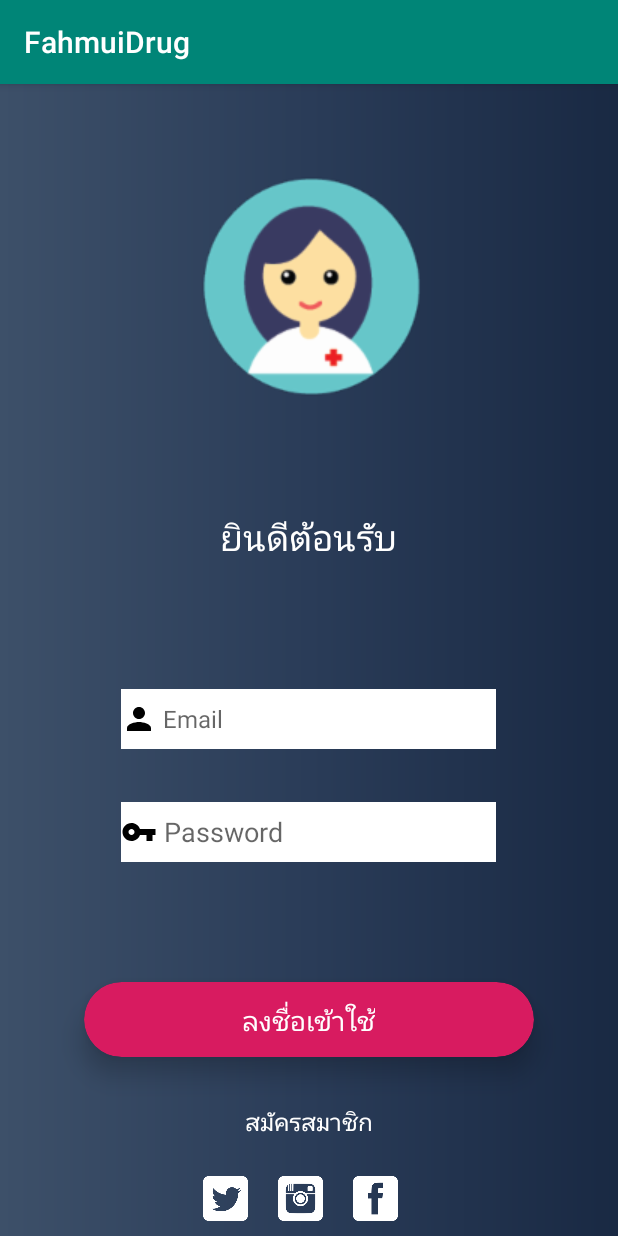
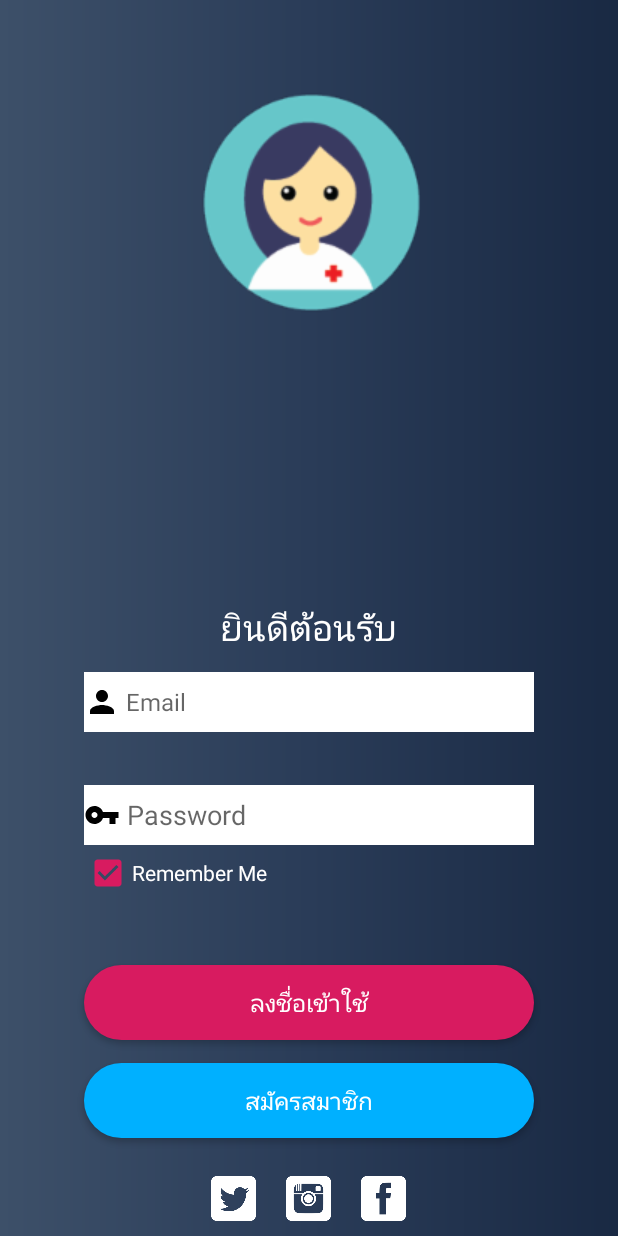
Before and after one commit to kittikunx/FahmuiDrug, an Android app: the screen it shows after launch (MainActivity before the commit, LoginActivity after it), on a phone screen of 412 x 824 dp. Run offline under Robolectric (Android 15) with nearby library versions, the phone set to English and light mode, and no system bars; our stand-ins replace Firebase (no records; nobody signed in at launch, a user with empty details on screens opened directly).

Commit message:
Login (new) => UI and Process

```diff
--- a/app/build.gradle
+++ b/app/build.gradle
@@ -25,6 +25,7 @@ dependencies {
     implementation 'androidx.appcompat:appcompat:1.1.0'
     implementation 'androidx.constraintlayout:constraintlayout:1.1.3'
     implementation 'com.google.firebase:firebase-database:19.2.0'
+    implementation 'com.google.firebase:firebase-auth:19.2.0'
     implementation 'com.android.support:cardview-v7:29.0.0'
     testImplementation 'junit:junit:4.12'
     androidTestImplementation 'androidx.test.ext:junit:1.1.1'
--- a/app/src/main/AndroidManifest.xml
+++ b/app/src/main/AndroidManifest.xml
@@ -9,13 +9,14 @@
         android:roundIcon="@mipmap/ic_launcher_round"
         android:supportsRtl="true"
         android:theme="@style/AppTheme">
-        <activity android:name=".MainActivity">
+        <activity android:name=".LoginActivity">
             <intent-filter>
                 <action android:name="android.intent.action.MAIN" />
 
                 <category android:name="android.intent.category.LAUNCHER" />
             </intent-filter>
         </activity>
+        <activity android:name=".MainActivity" />
     </application>
 
 </manifest>
--- /dev/null
+++ b/app/src/main/java/com/fahmuidrug/LoginActivity.java
@@ -0,0 +1,124 @@
+package com.fahmuidrug;
+
+import android.annotation.SuppressLint;
+import android.app.Activity;
+import android.content.Context;
+import android.content.Intent;
+import android.content.SharedPreferences;
+import android.os.Bundle;
+import android.view.View;
+import android.view.inputmethod.InputMethodManager;
+import android.widget.Button;
+import android.widget.CheckBox;
+import android.widget.EditText;
+import android.widget.ProgressBar;
+import android.widget.Toast;
+import androidx.annotation.NonNull;
+import androidx.appcompat.app.AppCompatActivity;
+
+import com.google.android.gms.tasks.OnCompleteListener;
+import com.google.android.gms.tasks.Task;
+import com.google.firebase.auth.AuthResult;
+import com.google.firebase.auth.FirebaseAuth;
+
+import java.util.Objects;
+
+@SuppressLint("Registered")
+public class LoginActivity extends AppCompatActivity {
+
+    private String email,password;
+    private SharedPreferences loginPreferences;
+    private SharedPreferences.Editor loginPrefsEditor;
+    private EditText emailInput,passwordInput;
+    private CheckBox rememberChk;
+    private ProgressBar logProgess;
+    private Button loginBtn,regBtn;
+    private FirebaseAuth mAuth ;
+    private Boolean saveLogin;
+
+    @SuppressLint("CommitPrefEdits")
+    @Override
+    protected void onCreate(Bundle savedInstanceState) {
+        super.onCreate(savedInstanceState);
+        setContentView(R.layout.activity_login);
+
+        //Get value by ID
+        loginBtn = (Button) findViewById(R.id.loginBtn);
+        regBtn = (Button) findViewById(R.id.regBtn);
+        emailInput = (EditText) findViewById(R.id.emailInput);
+        passwordInput = (EditText) findViewById(R.id.passwordInput);
+        rememberChk = (CheckBox) findViewById(R.id.rememberChk);
+        logProgess =  (ProgressBar) findViewById(R.id.logProgess);
+
+        //set default
+        mAuth = FirebaseAuth.getInstance();
+        logProgess.setVisibility(View.INVISIBLE);
+        loginPreferences = getSharedPreferences("loginPrefs", MODE_PRIVATE);
+        loginPrefsEditor = loginPreferences.edit();
+        saveLogin = loginPreferences.getBoolean("saveLogin", false);
+
+        if (saveLogin = true) {
+            emailInput.setText(loginPreferences.getString("email", ""));
+            passwordInput.setText(loginPreferences.getString("password", ""));
+            rememberChk.setChecked(true);
+        }
+
+        loginBtn.setOnClickListener(new View.OnClickListener() {
+            @Override
+            public void onClick(View v) {
+                InputMethodManager imm = (InputMethodManager)getSystemService(Context.INPUT_METHOD_SERVICE);
+                assert imm != null;
+                imm.hideSoftInputFromWindow(emailInput.getWindowToken(), 0);
+
+                email = emailInput.getText().toString();
+                password = passwordInput.getText().toString();
+
+                if (rememberChk.isChecked()) {
+                    loginPrefsEditor.putBoolean("saveLogin", true);
+                    loginPrefsEditor.putString("email", email);
+                    loginPrefsEditor.putString("password", password);
+                    loginPrefsEditor.apply();
+                } else {
+                    loginPrefsEditor.clear();
+                    loginPrefsEditor.commit();
+                }
+                signIn(email,password);
+            }
+        });
+    }
+
+    private void signIn(String email, String pass) {
+        logProgess.setVisibility(View.VISIBLE);
+        loginBtn.setVisibility(View.INVISIBLE);
+        regBtn.setVisibility(View.INVISIBLE);
+        mAuth.signInWithEmailAndPassword(email,pass).addOnCompleteListener(new OnCompleteListener<AuthResult>() {
+            @Override
+            public void onComplete(@NonNull Task<AuthResult> task) {
+                if(task.isSuccessful()){
+                    logProgess.setVisibility(View.INVISIBLE);
+                    loginBtn.setVisibility(View.VISIBLE);
+                    regBtn.setVisibility(View.VISIBLE);
+                    doSomethingElse();
+                }
+                else{
+
+                    showMessage(Objects.requireNonNull(task.getException()).getMessage());
+                    logProgess.setVisibility(View.INVISIBLE);
+                    loginBtn.setVisibility(View.VISIBLE);
+                    regBtn.setVisibility(View.VISIBLE);
+                }
+            }
+        });
+
+    }
+
+    public void doSomethingElse() {
+        startActivity(new Intent(LoginActivity.this, MainActivity.class));
+        LoginActivity.this.finish();
+    }
+
+    private void showMessage(String message) {
+        Toast.makeText(getApplicationContext(),message,Toast.LENGTH_LONG).show();
+    }
+
+}
--- a/app/src/main/java/com/fahmuidrug/MainActivity.java
+++ b/app/src/main/java/com/fahmuidrug/MainActivity.java
@@ -16,7 +16,7 @@ public class MainActivity extends AppCompatActivity {
     @Override
     protected void onCreate(Bundle savedInstanceState) {
         super.onCreate(savedInstanceState);
-        setContentView(R.layout.activity_main);
+        setContentView(R.layout.activity_home);
 
         FirebaseDatabase database = FirebaseDatabase.getInstance();
         DatabaseReference myRef = database.getReference("message");
--- a/app/src/main/java/com/fahmuidrug/controller/LoginController.java
+++ /dev/null
@@ -1,21 +0,0 @@
-package com.fahmuidrug.controller;
-
-import android.os.Bundle;
-import android.view.View;
-import android.widget.Button;
-import android.widget.EditText;
-import androidx.appcompat.app.AppCompatActivity;
-
-import com.fahmuidrug.R;
-
-public class LoginController extends AppCompatActivity {
-    private EditText logUser , logPass;
-    private Button btnlog,btnreg;
-
-    @Override
-    protected void onCreate(Bundle savedInstanceState) {
-        super.onCreate(savedInstanceState);
-        setContentView(R.layout.activity_main);
-
-    }
-}
--- /dev/null
+++ b/app/src/main/res/drawable/btn_style_log.xml
@@ -0,0 +1,7 @@
+<?xml version="1.0" encoding="utf-8"?>
+<shape xmlns:android="http://schemas.android.com/apk/res/android">
+
+    <solid android:color="@color/colorAccent"/>
+    <corners android:radius="32dp" />
+
+</shape>
--- /dev/null
+++ b/app/src/main/res/drawable/btn_style_reg.xml
@@ -0,0 +1,7 @@
+<?xml version="1.0" encoding="utf-8"?>
+<shape xmlns:android="http://schemas.android.com/apk/res/android">
+
+    <solid android:color="#00b0ff"/>
+    <corners android:radius="32dp" />
+
+</shape>
--- /dev/null
+++ b/app/src/main/res/layout/activity_home.xml
@@ -0,0 +1,6 @@
+<?xml version="1.0" encoding="utf-8"?>
+<androidx.constraintlayout.widget.ConstraintLayout
+    xmlns:android="http://schemas.android.com/apk/res/android" android:layout_width="match_parent"
+    android:layout_height="match_parent">
+
+</androidx.constraintlayout.widget.ConstraintLayout>
--- /dev/null
+++ b/app/src/main/res/layout/activity_login.xml
@@ -0,0 +1,156 @@
+<?xml version="1.0" encoding="utf-8"?>
+<RelativeLayout
+    xmlns:android="http://schemas.android.com/apk/res/android"
+    xmlns:app="http://schemas.android.com/apk/res-auto"
+    xmlns:tools="http://schemas.android.com/tools"
+    android:layout_width="match_parent"
+    android:layout_height="match_parent"
+    android:background="@drawable/gradient_login">
+
+
+    <ImageView
+        android:id="@+id/imageView"
+        android:layout_width="150dp"
+        android:layout_height="150dp"
+        android:layout_marginTop="60dp"
+        app:srcCompat="@drawable/logo_login"
+        android:layout_alignParentTop="true"
+        android:layout_centerHorizontal="true" />
+
+    <ProgressBar
+        android:id="@+id/logProgess"
+        style="?android:attr/progressBarStyle"
+        android:layout_width="wrap_content"
+        android:layout_height="wrap_content"
+        android:layout_centerHorizontal="true"
+        android:layout_marginTop="300dp"
+        />
+
+    <TextView
+        android:layout_width="wrap_content"
+        android:layout_height="wrap_content"
+        android:textColor="#FFF"
+        android:text="ยินดีต้อนรับ"
+        android:textSize="24sp"
+        android:layout_centerHorizontal="true"
+        android:layout_marginTop="400dp" />
+
+    <EditText
+        android:id="@+id/emailInput"
+        android:layout_width="300dp"
+        android:layout_height="40dp"
+        android:background="#FFF"
+        android:drawableStart="@drawable/person_login"
+        android:ems="10"
+        android:hint=" Email"
+        android:inputType="textEmailAddress"
+        android:textSize="16sp"
+        android:layout_marginBottom="35dp"
+        android:layout_above="@+id/passwordInput"
+        android:layout_centerHorizontal="true" />
+
+    <EditText
+        android:id="@+id/passwordInput"
+        android:layout_width="300dp"
+        android:layout_height="40dp"
+        android:background="#FFF"
+        android:drawableStart="@drawable/key_login"
+        android:ems="10"
+        android:hint=" Password"
+        android:inputType="textPassword"
+        android:layout_marginBottom="130dp"
+        android:layout_alignBottom="@+id/loginBtn"
+        android:layout_alignStart="@+id/emailInput" />
+
+    <CheckBox
+        android:id="@+id/rememberChk"
+        android:layout_width="fill_parent"
+        android:layout_height="wrap_content"
+        android:text="Remember Me"
+        android:layout_marginBottom="95dp"
+        android:textColor="#FFF"
+        android:layout_alignBottom="@+id/loginBtn"
+        android:layout_alignStart="@+id/emailInput" />
+
+    <Button
+        android:id="@+id/loginBtn"
+        android:layout_width="300dp"
+        android:layout_height="50dp"
+        android:background="@drawable/btn_style_log"
+        android:textColor="#FFF"
+        android:shadowColor="@color/colorAccent"
+        android:text="ลงชื่อเข้าใช้"
+        android:textSize="16sp"
+        android:layout_above="@+id/regBtn"
+        android:layout_centerHorizontal="true"
+        android:layout_marginBottom="15dp" />
+
+<!--    <androidx.cardview.widget.CardView-->
+<!--        android:layout_width="300dp"-->
+<!--        android:layout_height="50dp"-->
+<!--        app:cardBackgroundColor="@color/colorAccent"-->
+<!--        app:cardCornerRadius="25dp"-->
+<!--        app:cardElevation="10dp"-->
+<!--        android:id="@+id/loginBtn"-->
+<!--        android:layout_marginBottom="10dp"-->
+<!--        android:layout_above="@+id/regBtn"-->
+<!--        android:layout_centerHorizontal="true">-->
+<!--        <RelativeLayout-->
+<!--            android:layout_width="match_parent"-->
+<!--            android:layout_height="match_parent">-->
+<!--            <TextView-->
+<!--                android:layout_width="wrap_content"-->
+<!--                android:layout_height="wrap_content"-->
+<!--                android:layout_centerInParent="true"-->
+<!--                android:text="ลงชื่อเข้าใช้"-->
+<!--                android:textColor="#fff"-->
+<!--                android:textSize="18sp" />-->
+<!--        </RelativeLayout>-->
+
+<!--    </androidx.cardview.widget.CardView>-->
+
+    <Button
+        android:id="@+id/regBtn"
+        android:layout_width="300dp"
+        android:layout_height="50dp"
+        android:background="@drawable/btn_style_reg"
+        android:textColor="#FFF"
+        android:text="สมัครสมาชิก"
+        android:textSize="16sp"
+        android:layout_above="@+id/linearLayout"
+        android:layout_centerHorizontal="true"
+        android:layout_marginBottom="15dp" />
+
+
+    <LinearLayout
+        android:id="@+id/linearLayout"
+        android:layout_width="wrap_content"
+        android:layout_height="50dp"
+        android:layout_alignStart="@+id/imageView"
+        android:layout_alignParentBottom="true"
+        android:layout_centerHorizontal="true"
+        android:layout_centerVertical="true"
+        android:orientation="horizontal">
+
+        <ImageView
+            android:id="@+id/imageView4"
+            android:layout_width="30dp"
+            android:layout_height="wrap_content"
+            android:layout_margin="10dp"
+            app:srcCompat="@drawable/twitter" />
+
+        <ImageView
+            android:id="@+id/imageView3"
+            android:layout_width="30dp"
+            android:layout_height="wrap_content"
+            android:layout_margin="10dp"
+            app:srcCompat="@drawable/instagram" />
+
+        <ImageView
+            android:id="@+id/imageView2"
+            android:layout_width="30dp"
+            android:layout_height="wrap_content"
+            android:layout_margin="10dp"
+            app:srcCompat="@drawable/facebook" />
+    </LinearLayout>
+</RelativeLayout>
--- a/app/src/main/res/layout/activity_main.xml
+++ /dev/null
@@ -1,132 +0,0 @@
-<?xml version="1.0" encoding="utf-8"?>
-<RelativeLayout
-    xmlns:android="http://schemas.android.com/apk/res/android"
-    xmlns:app="http://schemas.android.com/apk/res-auto"
-    xmlns:tools="http://schemas.android.com/tools"
-    android:layout_width="match_parent"
-    android:layout_height="match_parent"
-    android:background="@drawable/gradient_login"
-    tools:context=".MainActivity">
-
-
-    <ImageView
-        android:id="@+id/imageView"
-        android:layout_width="150dp"
-        android:layout_height="150dp"
-        android:layout_marginTop="60dp"
-        app:srcCompat="@drawable/logo_login"
-        android:layout_alignParentTop="true"
-        android:layout_centerHorizontal="true" />
-
-    <TextView
-        android:layout_width="wrap_content"
-        android:layout_height="wrap_content"
-        android:textColor="#FFF"
-        android:text="ยินดีต้อนรับ"
-        android:textSize="24sp"
-        android:layout_above="@+id/linearLayout"
-        android:layout_centerHorizontal="true"
-        android:layout_marginBottom="400dp" />
-
-    <EditText
-        android:id="@+id/editText"
-        android:layout_width="250dp"
-        android:layout_height="40dp"
-        android:background="#FFF"
-        android:drawableLeft="@drawable/person_login"
-        android:ems="10"
-        android:hint=" Email"
-        android:inputType="textEmailAddress"
-        android:textSize="16dp"
-        android:layout_marginBottom="35dp"
-        android:layout_above="@+id/editText2"
-        android:layout_centerHorizontal="true" />
-
-    <EditText
-        android:id="@+id/editText2"
-        android:layout_width="250dp"
-        android:layout_height="40dp"
-        android:background="#FFF"
-        android:drawableLeft="@drawable/key_login"
-        android:ems="10"
-        android:hint=" Password"
-        android:inputType="textPassword"
-        android:layout_marginBottom="130dp"
-        android:layout_alignBottom="@+id/cardView"
-        android:layout_alignLeft="@+id/editText"
-        android:layout_alignStart="@+id/editText" />
-
-    <androidx.cardview.widget.CardView
-        android:layout_width="300dp"
-        android:layout_height="50dp"
-        app:cardBackgroundColor="@color/colorAccent"
-        app:cardCornerRadius="25dp"
-        app:cardElevation="10dp"
-        android:id="@+id/cardView"
-        android:layout_marginBottom="31dp"
-        android:layout_above="@+id/textView2"
-        android:layout_centerHorizontal="true">
-
-        <RelativeLayout
-            android:layout_width="match_parent"
-            android:layout_height="match_parent">
-
-            <TextView
-                android:id="@+id/textView"
-                android:layout_width="wrap_content"
-                android:layout_height="wrap_content"
-                android:layout_centerInParent="true"
-                android:text="ลงชื่อเข้าใช้"
-                android:textColor="#fff"
-                android:textSize="18sp" />
-        </RelativeLayout>
-
-    </androidx.cardview.widget.CardView>
-
-    <TextView
-        android:id="@+id/textView2"
-        android:layout_width="wrap_content"
-        android:layout_height="wrap_content"
-        android:textColor="#FFF"
-        android:text="สมัครสมาชิก"
-        android:textSize="16sp"
-        android:layout_above="@+id/linearLayout"
-        android:layout_centerHorizontal="true"
-        android:layout_marginBottom="15dp" />
-
-    <LinearLayout
-        android:id="@+id/linearLayout"
-        android:layout_width="wrap_content"
-        android:layout_height="50dp"
-        android:layout_alignLeft="@+id/imageView"
-        android:layout_alignParentStart="true"
-        android:layout_alignParentEnd="true"
-        android:layout_alignParentBottom="true"
-        android:layout_marginStart="125dp"
-        android:layout_centerHorizontal="true"
-        android:layout_centerVertical="true"
-        android:layout_marginEnd="125dp"
-        android:orientation="horizontal">
-
-        <ImageView
-            android:id="@+id/imageView4"
-            android:layout_width="30dp"
-            android:layout_height="wrap_content"
-            android:layout_margin="10dp"
-            app:srcCompat="@drawable/twitter" />
-
-        <ImageView
-            android:id="@+id/imageView3"
-            android:layout_width="30dp"
-            android:layout_height="wrap_content"
-            android:layout_margin="10dp"
-            app:srcCompat="@drawable/instagram" />
-
-        <ImageView
-            android:id="@+id/imageView2"
-            android:layout_width="30dp"
-            android:layout_height="wrap_content"
-            android:layout_margin="10dp"
-            app:srcCompat="@drawable/facebook" />
-    </LinearLayout>
-</RelativeLayout>
--- a/app/src/main/res/values/styles.xml
+++ b/app/src/main/res/values/styles.xml
@@ -1,7 +1,7 @@
 <resources>
 
     <!-- Base application theme. -->
-    <style name="AppTheme" parent="Theme.AppCompat.Light.DarkActionBar">
+    <style name="AppTheme" parent="Theme.AppCompat.Light.NoActionBar">
         <!-- Customize your theme here. -->
         <item name="colorPrimary">@color/colorPrimary</item>
         <item name="colorPrimaryDark">@color/colorPrimaryDark</item>
--- a/build.gradle
+++ b/build.gradle
@@ -8,8 +8,8 @@ buildscript {
 
     }
     dependencies {
-        classpath 'com.android.tools.build:gradle:3.6.0-alpha09'
-        classpath 'com.google.gms:google-services:4.3.2'
+        classpath 'com.android.tools.build:gradle:4.0.0-alpha08'
+        classpath 'com.google.gms:google-services:4.3.3'
 
 
         // NOTE: Do not place your application dependencies here; they belong
```
Also changed, not shown: gradle/wrapper/gradle-wrapper.properties, 1 other file.
